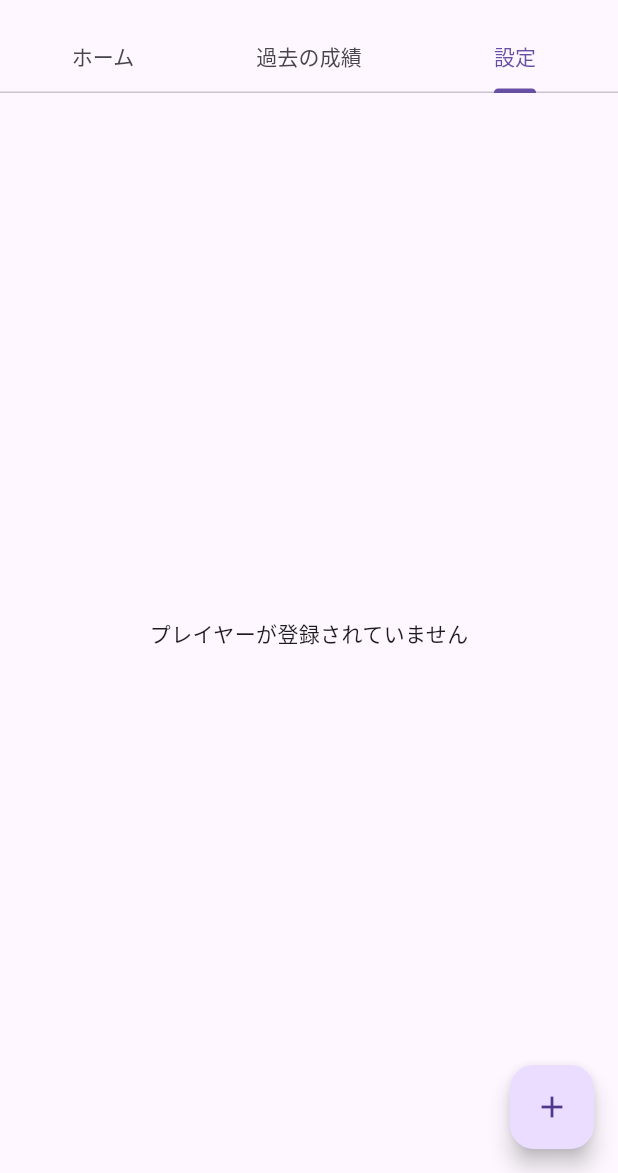
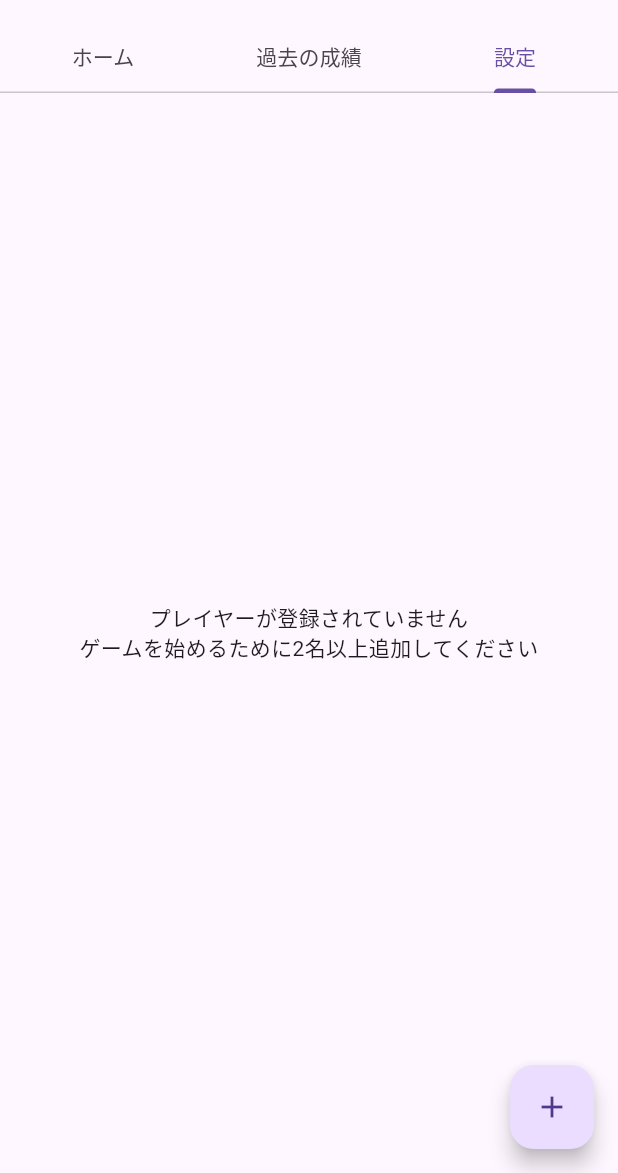
Before and after one commit to tarofess/family_game_score, a Flutter app: the screen it shows after launch, tab 3 chosen, on a phone screen of 412 x 824 dp, the part 63-1236 px from its top. Run offline on Flutter 3.47's test engine with Material 3 defaults, Android fonts, the phone set to English and light mode, and no system bars; our stand-ins replace flutter_riverpod, freezed_annotation, grouped_list, sqflite; accounts and stored records are empty.

Commit message:
スコアリング画面で名前の横に順位を表示するよう修正

```diff
--- a/lib/view/home_view.dart
+++ b/lib/view/home_view.dart
@@ -16,10 +16,10 @@ class HomeView extends ConsumerWidget {
       body: session.when(
         data: (sessionData) {
           return players.when(
-            data: (data) {
+            data: (playersData) {
               return Center(
                 child: ElevatedButton(
-                  onPressed: data.isNotEmpty
+                  onPressed: playersData.length >= 2
                       ? () {
                           Navigator.pushReplacement(
                             context,
--- a/lib/view/ranking_view.dart
+++ b/lib/view/ranking_view.dart
@@ -89,6 +89,7 @@ class RankingView extends ConsumerWidget {
           actions: [
             TextButton(
               onPressed: () {
+                // ignore: unused_result
                 ref.refresh(resultProvider);
                 Navigator.of(context).pop();
                 Navigator.pushReplacement(
--- a/lib/view/scoring_view.dart
+++ b/lib/view/scoring_view.dart
@@ -51,6 +51,12 @@ class ScoringView extends ConsumerWidget {
                                         data[index].name,
                                         style: const TextStyle(
                                           fontSize: 18,
+                                        ),
+                                      ),
+                                      leading: Text(
+                                        '${index + 1}位',
+                                        style: const TextStyle(
+                                          fontSize: 16,
                                         ),
                                       ),
                                       trailing: ReorderableDragStartListener(
--- a/lib/view/setting_view.dart
+++ b/lib/view/setting_view.dart
@@ -24,7 +24,9 @@ class SettingView extends ConsumerWidget {
                       )
                     : players.when(data: (data) {
                         if (data.isEmpty) {
-                          return const Text('プレイヤーが登録されていません');
+                          return const Text(
+                              'プレイヤーが登録されていません\nゲームを始めるために2名以上追加してください',
+                              textAlign: TextAlign.center);
                         } else {
                           return ListView.builder(
                             itemCount: data.length,
```
